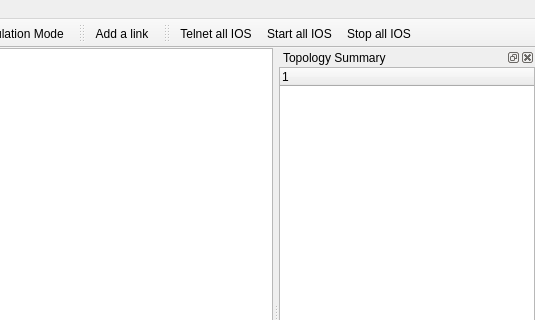
Old version of the form GNS3/Ui/Form_MainWindow.ui in the repository GNS3/gns3-legacy; both pictures show x 305 to 840 and y 0 to 320 of the 840 by 600 pixel window.
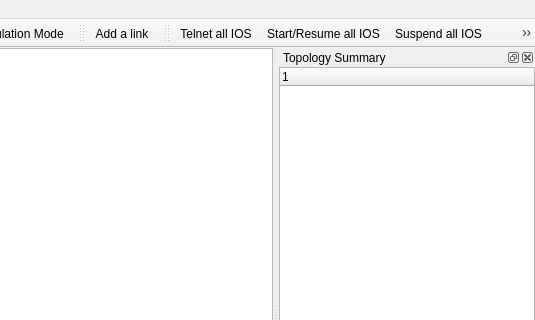
New version of the form. Icons and pictures are not drawn. Custom widgets are drawn as their Qt base class.

Commit message: [*] Suspend and resume options + clean progress dialog when starting/stopping/suspending

What changed in the file:
```diff
--- a/GNS3/Ui/Form_MainWindow.ui
+++ b/GNS3/Ui/Form_MainWindow.ui
@@ -211,6 +211,7 @@
    </attribute>
    <addaction name="action_TelnetAll" />
    <addaction name="action_StartAll" />
+   <addaction name="action_SuspendAll" />
    <addaction name="action_StopAll" />
   </widget>
   <widget class="QDockWidget" name="dockWidget_TopoSum" >
@@ -409,7 +410,7 @@
     <iconset resource="../../../gns3-artwork/svg_resources.qrc" >:/icons/start_metal.svg</iconset>
    </property>
    <property name="text" >
-    <string>Start all IOS</string>
+    <string>Start/Resume all IOS</string>
    </property>
    <property name="statusTip" >
     <string>Start all IOS instances</string>
@@ -614,6 +615,17 @@
     <string>Ctrl+V</string>
    </property>
   </action>
+  <action name="action_SuspendAll" >
+   <property name="icon" >
+    <iconset resource="../../../gns3-artwork/svg_resources.qrc" >:/icons/pause_metal.svg</iconset>
+   </property>
+   <property name="text" >
+    <string>Suspend all IOS</string>
+   </property>
+   <property name="statusTip" >
+    <string>Suspend all IOS instances</string>
+   </property>
+  </action>
  </widget>
  <customwidgets>
   <customwidget>
```
Left out of the diff: 4 changed lines with no effect on the pictures. The commit also changes 17 other files.
